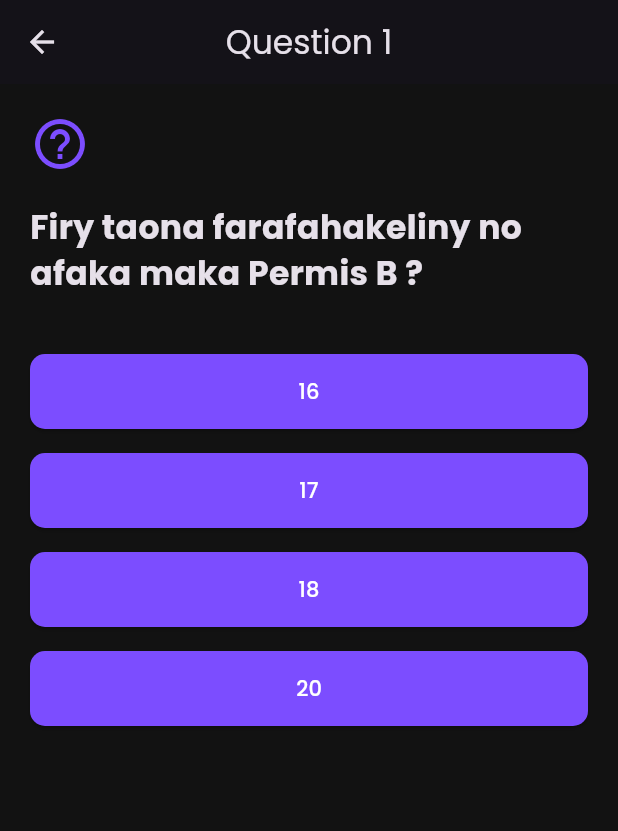
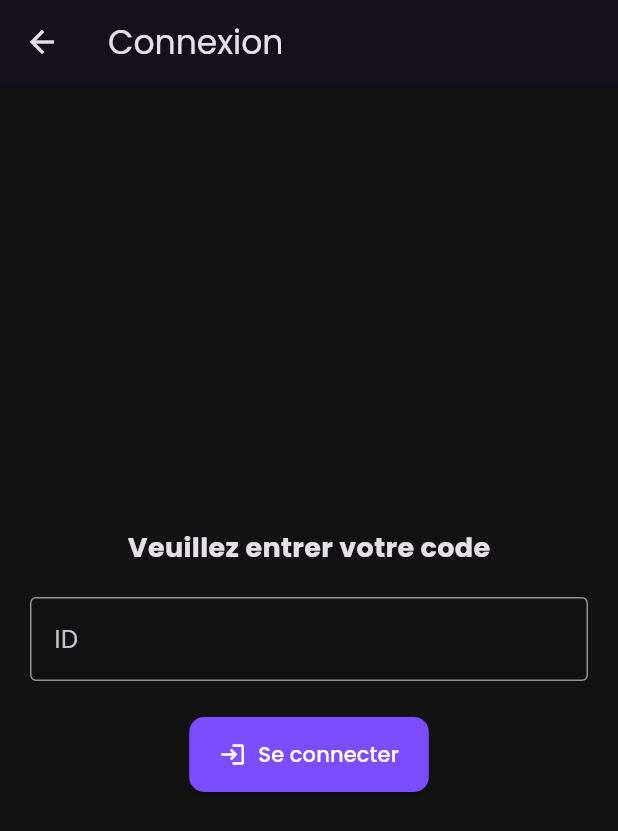
Before and after one commit to Tsiory118/Quizz_Permis, a Flutter app: the screen it shows after launch, after a tap on "Examen Code Permis B", on a phone screen of 412 x 824 dp. Shown: the top 831 px of the screen. Run offline on Flutter 3.47's test engine with Material 3 defaults, Android fonts, the phone set to English and light mode, and no system bars; our stand-ins replace google_fonts.

Commit message:
panneau et ID

```diff
--- a/lib/models/question.dart
+++ b/lib/models/question.dart
@@ -2,10 +2,12 @@ class Question {
   final String questionText;
   final List<String> answers;
   final int correctAnswerIndex;
+  final String? imagePath; // 👈 ajout du champ image optionnel
 
   Question({
     required this.questionText,
     required this.answers,
     required this.correctAnswerIndex,
+    this.imagePath, // 👈 on l’ajoute ici aussi
   });
 }
--- a/lib/screens/home_screen.dart
+++ b/lib/screens/home_screen.dart
@@ -1,5 +1,5 @@
 import 'package:flutter/material.dart';
-import 'quiz_screen.dart';
+import 'login_screen.dart'; // <-- import du nouvel écran
 
 class HomeScreen extends StatefulWidget {
   @override
@@ -16,7 +16,8 @@ class _HomeScreenState extends State<HomeScreen>
     super.initState();
     _controller =
         AnimationController(duration: Duration(seconds: 1), vsync: this);
-    _scaleAnimation = CurvedAnimation(parent: _controller, curve: Curves.easeOut);
+    _scaleAnimation =
+        CurvedAnimation(parent: _controller, curve: Curves.easeOut);
     _controller.forward();
   }
 
@@ -38,7 +39,7 @@ class _HomeScreenState extends State<HomeScreen>
             onPressed: () {
               Navigator.push(
                 context,
-                MaterialPageRoute(builder: (_) => QuizScreen()),
+                MaterialPageRoute(builder: (_) => LoginScreen()), // <-- vers login
               );
             },
           ),
--- /dev/null
+++ b/lib/screens/login_screen.dart
@@ -0,0 +1,58 @@
+import 'package:flutter/material.dart';
+import 'quiz_screen.dart';
+
+class LoginScreen extends StatefulWidget {
+  @override
+  _LoginScreenState createState() => _LoginScreenState();
+}
+
+class _LoginScreenState extends State<LoginScreen> {
+  final _usernameController = TextEditingController();
+  final String _fixedUser = "ID072025"; // identifiant fixe
+
+  void _checkLogin() {
+    if (_usernameController.text == _fixedUser) {
+      Navigator.pushReplacement(
+        context,
+        MaterialPageRoute(builder: (_) => QuizScreen()),
+      );
+    } else {
+      ScaffoldMessenger.of(context).showSnackBar(
+        SnackBar(content: Text("Identifiant incorrect")),
+      );
+    }
+  }
+
+  @override
+  Widget build(BuildContext context) {
+    return Scaffold(
+      appBar: AppBar(title: Text("Connexion")),
+      body: Padding(
+        padding: const EdgeInsets.all(20.0),
+        child: Column(
+          mainAxisAlignment: MainAxisAlignment.center,
+          children: [
+            Text(
+              "Veuillez entrer votre code",
+              style: TextStyle(fontSize: 18, fontWeight: FontWeight.bold),
+            ),
+            SizedBox(height: 20),
+            TextField(
+              controller: _usernameController,
+              decoration: InputDecoration(
+                labelText: "ID",
+                border: OutlineInputBorder(),
+              ),
+            ),
+            SizedBox(height: 24),
+            ElevatedButton.icon(
+              icon: Icon(Icons.login),
+              label: Text("Se connecter"),
+              onPressed: _checkLogin,
+            ),
+          ],
+        ),
+      ),
+    );
+  }
+}
--- a/pubspec.yaml
+++ b/pubspec.yaml
@@ -60,7 +60,8 @@ flutter:
   uses-material-design: true
 
   # To add assets to your application, add an assets section, like this:
-  # assets:
+  assets:
+      - assets/images/priorite.png
   #   - images/a_dot_burr.jpeg
   #   - images/a_dot_ham.jpeg
 
```
Also changed, not shown: lib/data/questions.dart (+16 -4 lines), lib/screens/quiz_screen.dart (+77 -5 lines), lib/screens/result_screen.dart (+11 -8 lines), assets/images/priorite.png (added), 7 other files.
